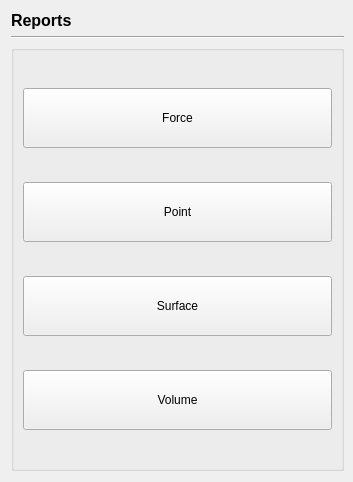
This is baramFlow/view/results/reports/reports_page.ui in nextfoam/baram as Qt 5 draws it before an edit. The edited form follows.
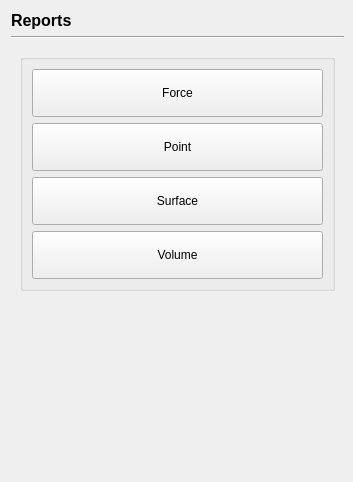
This is the edited form.

Commit message: Issue baram#358 scalar value report function has been added

The edit to the form file:
```diff
--- a/baramFlow/view/results/reports/reports_page.ui
+++ b/baramFlow/view/results/reports/reports_page.ui
@@ -44,6 +44,9 @@
     </widget>
    </item>
    <item>
+    <widget class="QWidget" name="widget" native="true">
+     <layout class="QHBoxLayout" name="horizontalLayout">
+      <item>
     <widget class="QGroupBox" name="groupBox_3">
      <property name="title">
       <string/>
@@ -54,7 +57,7 @@
         <property name="minimumSize">
          <size>
           <width>0</width>
-          <height>60</height>
+             <height>48</height>
          </size>
         </property>
         <property name="text">
@@ -67,7 +70,7 @@
         <property name="minimumSize">
          <size>
           <width>0</width>
-          <height>60</height>
+             <height>48</height>
          </size>
         </property>
         <property name="text">
@@ -83,7 +86,7 @@
         <property name="minimumSize">
          <size>
           <width>0</width>
-          <height>60</height>
+             <height>48</height>
          </size>
         </property>
         <property name="toolTip">
@@ -102,7 +105,7 @@
         <property name="minimumSize">
          <size>
           <width>0</width>
-          <height>60</height>
+             <height>48</height>
          </size>
         </property>
         <property name="toolTip">
@@ -124,6 +127,22 @@
       </item>
      </layout>
     </widget>
+      </item>
+     </layout>
+    </widget>
+   </item>
+   <item>
+    <spacer name="verticalSpacer">
+     <property name="orientation">
+      <enum>Qt::Vertical</enum>
+     </property>
+     <property name="sizeHint" stdset="0">
+      <size>
+       <width>20</width>
+       <height>40</height>
+      </size>
+     </property>
+    </spacer>
    </item>
   </layout>
  </widget>
```
Lines whose indentation alone changed are shown as unchanged. The commit also changes 25 other files.
